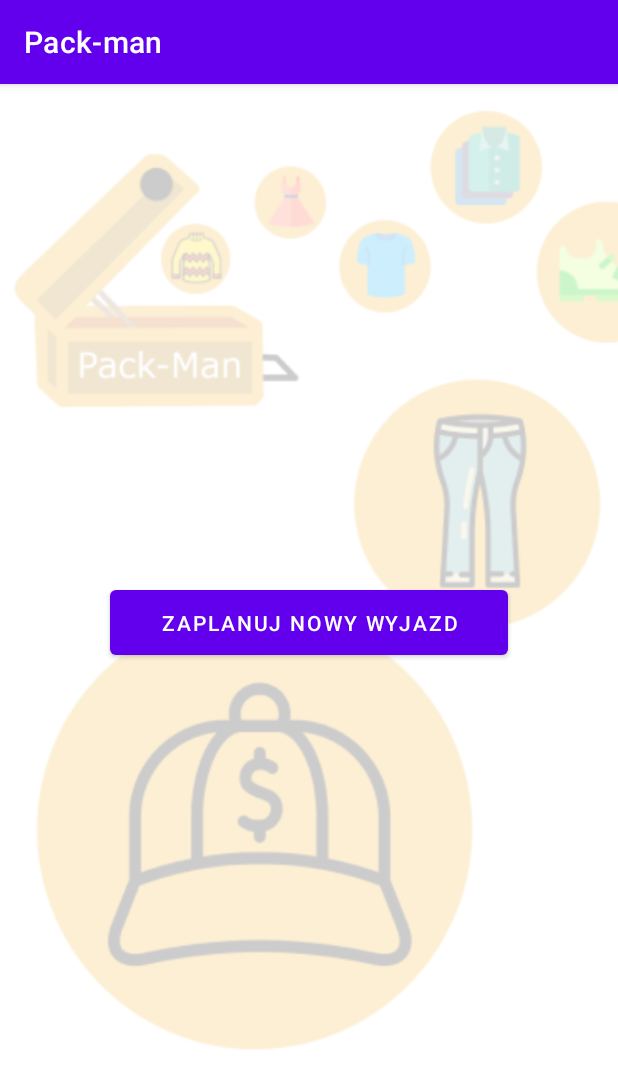
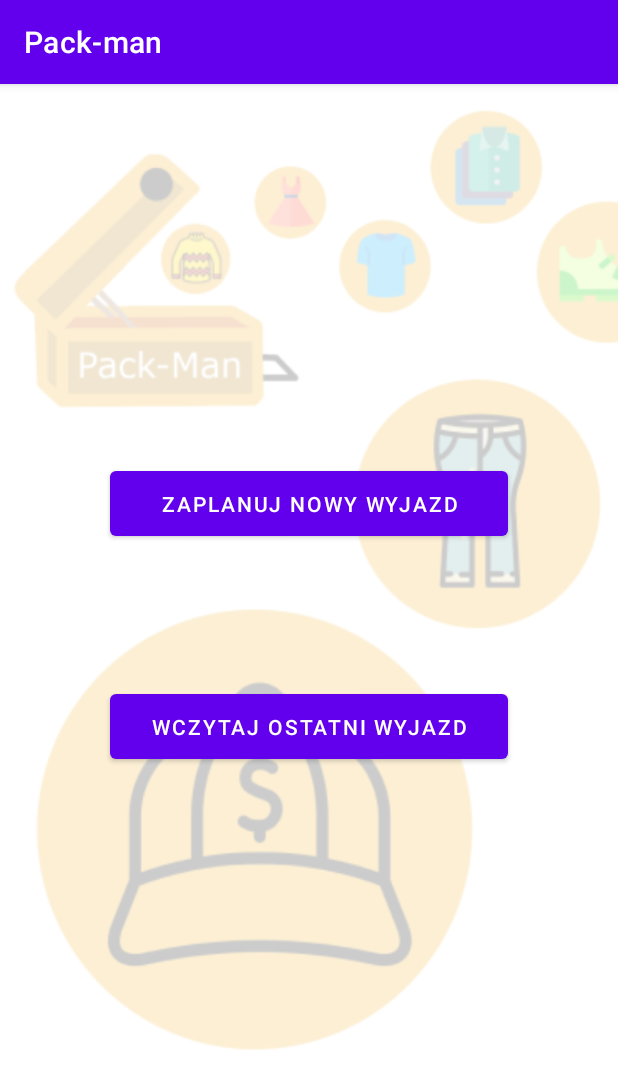
Before and after one commit to JakubKaluzny/Pack-man, an Android app: the screen it shows after launch (MainActivity), on a phone screen of 412 x 824 dp. Shown: the top 1089 px of the screen. Run offline under Robolectric (Android 15) with nearby library versions, the phone set to English and light mode, and no system bars.

```diff
--- a/app/src/main/java/com/example/pack_man/UserLuggageActivity.java
+++ b/app/src/main/java/com/example/pack_man/UserLuggageActivity.java
@@ -109,6 +109,7 @@ public class UserLuggageActivity extends AppCompatActivity {
         }
     }
 
+
     public void goToPackingAlgorithm(View view){
         Intent intent = new Intent(this, PackingAlgorithmActivity.class);
         startActivity(intent);
--- a/app/src/main/res/layout/activity_main.xml
+++ b/app/src/main/res/layout/activity_main.xml
@@ -7,37 +7,30 @@
     android:background="@drawable/background"
     tools:context=".MainActivity">
 
-    <TextView
-        android:id="@+id/textView"
-        android:layout_width="wrap_content"
-        android:layout_height="wrap_content"
-        android:layout_marginTop="50dp"
-        android:text="Hello World!"
-        android:visibility="invisible"
-        app:layout_constraintLeft_toLeftOf="parent"
-        app:layout_constraintRight_toRightOf="parent"
-        app:layout_constraintTop_toTopOf="parent" />
+    <Button
+        android:id="@+id/tripDataButton"
+        android:layout_width="265dp"
+        android:layout_height="55dp"
+        android:layout_marginBottom="312dp"
+        android:onClick="goToLastTripDataActivity"
+        android:text="Wczytaj ostatni wyjazd"
+        app:layout_constraintBottom_toBottomOf="parent"
+        app:layout_constraintEnd_toEndOf="parent"
+        app:layout_constraintStart_toStartOf="parent"
+        app:layout_constraintTop_toBottomOf="@+id/TripDataButton"
+        app:layout_constraintVertical_bias="1.0"
+        tools:ignore="UsingOnClickInXml" />
 
     <Button
         android:id="@+id/TripDataButton"
         android:layout_width="265dp"
         android:layout_height="55dp"
-        android:onClick="goToTripDataActivity"
+        android:layout_marginTop="252dp"
+        android:onClick="goToNewTripDataActivity"
         android:text="Zaplanuj nowy wyjazd"
-        app:layout_constraintBottom_toTopOf="@+id/button2"
         app:layout_constraintEnd_toEndOf="parent"
         app:layout_constraintStart_toStartOf="parent"
         app:layout_constraintTop_toTopOf="parent"
         tools:ignore="UsingOnClickInXml" />
 
-    <Button
-        android:id="@+id/button2"
-        android:layout_width="248dp"
-        android:layout_height="50dp"
-        android:text="Button"
-        android:visibility="invisible"
-        app:layout_constraintBottom_toBottomOf="parent"
-        app:layout_constraintEnd_toEndOf="parent"
-        app:layout_constraintStart_toStartOf="parent" />
-
 </androidx.constraintlayout.widget.ConstraintLayout>
```
Also changed, not shown: app/src/main/java/com/example/pack_man/BasicList.java (+22 -1 lines), app/src/main/java/com/example/pack_man/ExpandableListActivity.java (+32 -1 lines), app/src/main/java/com/example/pack_man/MainActivity.kt (+19 -1 lines), app/src/main/java/com/example/pack_man/TripDataParser.java (+16 -1 lines).
